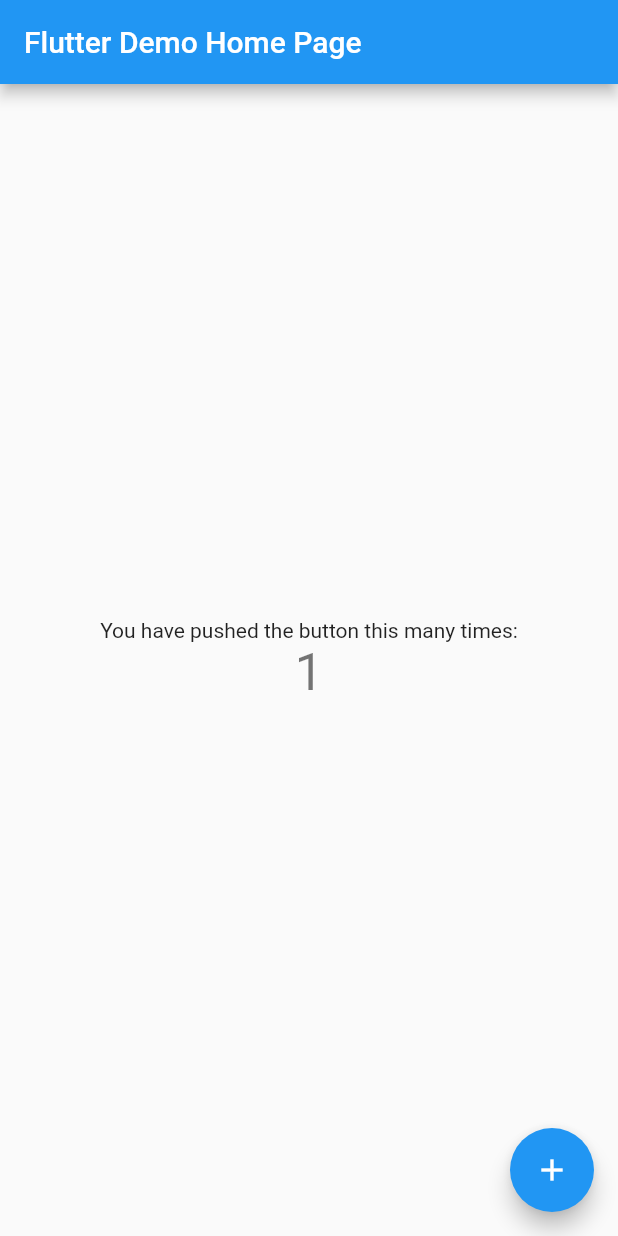
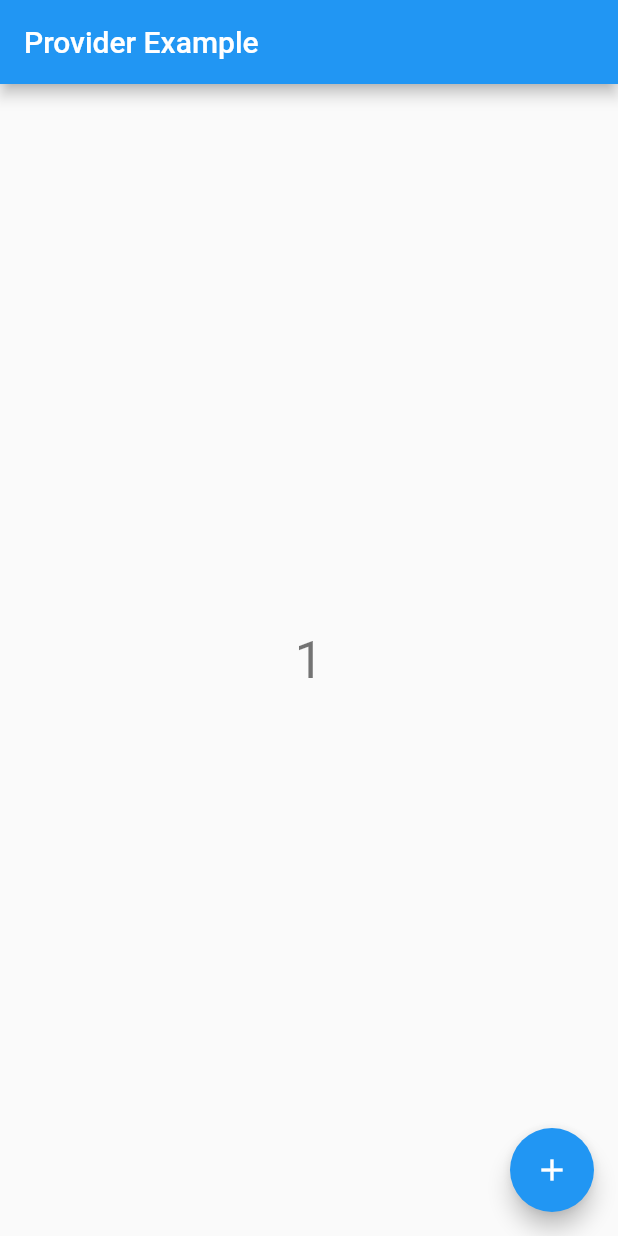
Before and after one commit to KYOHEI-jp/training_memo, a Flutter app: the screen it shows after launch, after a tap on the "add" icon, on a phone screen of 412 x 824 dp. Run offline on Flutter 3.47's test engine with Material 2 defaults, Android fonts, the phone set to English and light mode, and no system bars.

Commit message:
画面変更

```diff
--- a/lib/main.dart
+++ b/lib/main.dart
@@ -1,67 +1,58 @@
 import 'package:flutter/material.dart';
+import 'package:provider/provider.dart';
 
 void main() {
-  runApp(const MyApp());
+  runApp(
+    ChangeNotifierProvider(
+      create: (context) => CounterModel(),
+      child: MyApp(),
+    ),
+  );
 }
 
 class MyApp extends StatelessWidget {
-  const MyApp({super.key});
-
   @override
   Widget build(BuildContext context) {
     return MaterialApp(
       title: 'Flutter Demo',
-      theme: ThemeData(
-        primarySwatch: Colors.blue,
-      ),
-      home: const MyHomePage(title: 'Flutter Demo Home Page'),
+      home: HomeScreen(),
     );
   }
 }
 
-class MyHomePage extends StatefulWidget {
-  const MyHomePage({super.key, required this.title});
-
-  final String title;
-
-  @override
-  State<MyHomePage> createState() => _MyHomePageState();
-}
-
-class _MyHomePageState extends State<MyHomePage> {
-  int _counter = 0;
-
-  void _incrementCounter() {
-    setState(() {
-      _counter++;
-    });
-  }
-
+class HomeScreen extends StatelessWidget {
   @override
   Widget build(BuildContext context) {
     return Scaffold(
       appBar: AppBar(
-        title: Text(widget.title),
+        title: Text('Provider Example'),
       ),
       body: Center(
-        child: Column(
-          mainAxisAlignment: MainAxisAlignment.center,
-          children: <Widget>[
-            const Text(
-              'You have pushed the button this many times:',
-            ),
-            Text(
-              '$_counter',
+        child: Consumer<CounterModel>(
+          builder: (context, counter, child) {
+            return Text(
+              '${counter.count}',
               style: Theme.of(context).textTheme.headline4,
-            ),
-          ],
+            );
+          },
         ),
       ),
       floatingActionButton: FloatingActionButton(
-        onPressed: _incrementCounter,
+        onPressed: () => Provider.of<CounterModel>(context, listen: false).increment(),
         tooltip: 'Increment',
-        child: const Icon(Icons.add),
+        child: Icon(Icons.add),
       ),
     );
   }
 }
+
+class CounterModel with ChangeNotifier {
+  int _count = 0;
+
+  int get count => _count;
+
+  void increment() {
+    _count++;
+    notifyListeners(); // リスナーに変更を通知
+  }
+}
```
